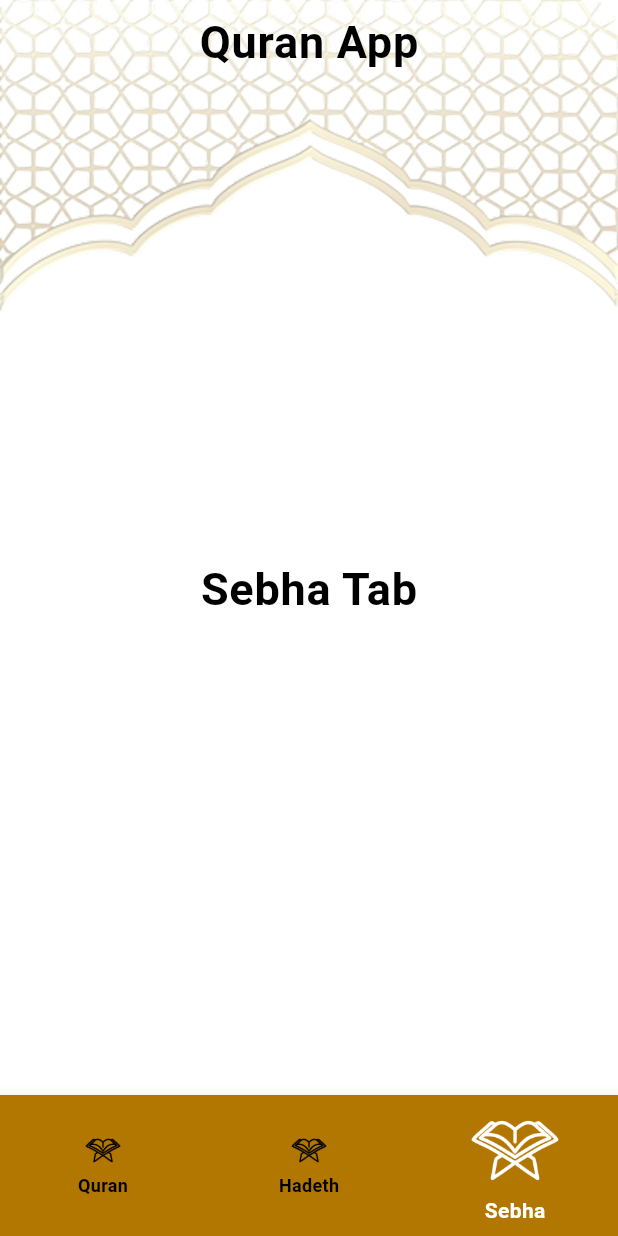
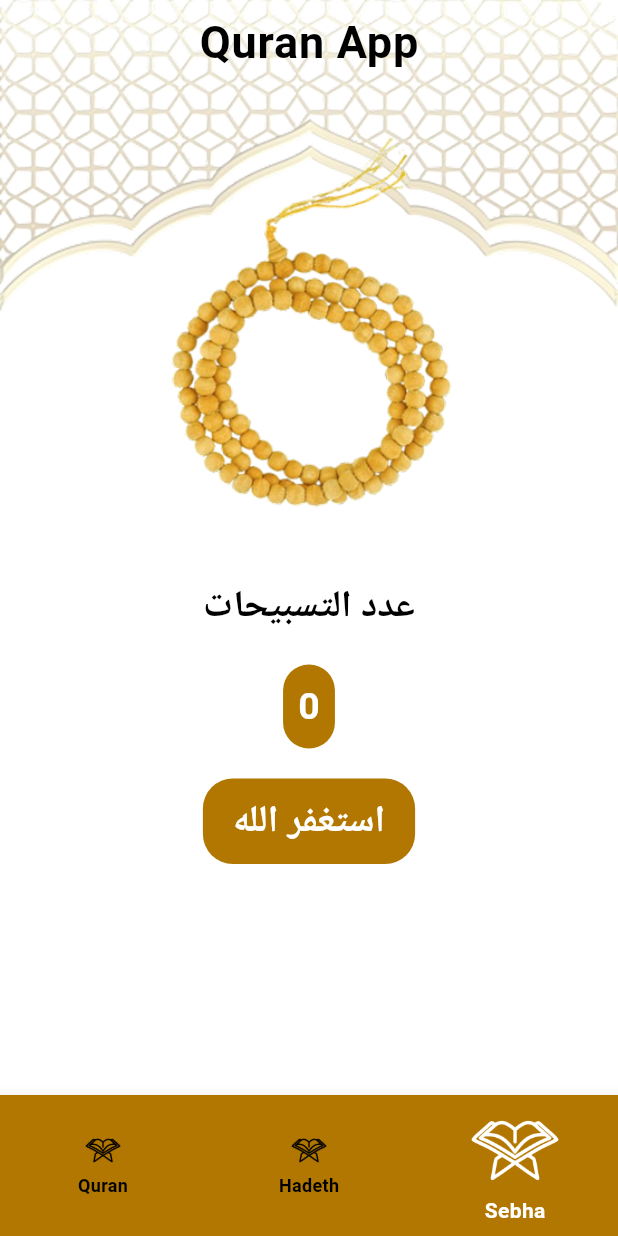
Before and after one commit to eng-whm/eng-whmapp, a Flutter app: the screen it shows after launch, item 3 of the bottom bar chosen, on a phone screen of 412 x 824 dp. Run offline on Flutter 3.47's test engine with Material 3 defaults, Android fonts, the phone set to English and light mode, and no system bars.

Commit message:
create sebha tab

```diff
--- a/lib/sebhatab.dart
+++ b/lib/sebhatab.dart
@@ -1,13 +1,76 @@
 import 'package:flutter/material.dart';
+import 'package:quranapp2025/appcolor.dart';
 
-class SebhaTab extends StatelessWidget {
-  const SebhaTab({super.key});
+class SebhaTab extends StatefulWidget {
+
+  @override
+  State<SebhaTab> createState() => _SebhaTabState();
+}
+
+class _SebhaTabState extends State<SebhaTab> {
+  int sebhaCounter = 0;
+  int index = 0;
+  double imageAngle = 0.0;
+
+  List <String> tasbehList = [
+    'استغفر الله',
+    'لا الله الا الله',
+    'سبحان الله'
+  ];
+
+  void onTapOnSebha(){
+    sebhaCounter++;
+    imageAngle+=0.1;
+    if (sebhaCounter == 33){
+      sebhaCounter = 0;
+      index++;
+    }
+    if(index == tasbehList.length){
+      index = 0;
+    }
+    setState(() {
+
+    });
+  }
 
   @override
   Widget build(BuildContext context) {
-    return Center(
-      child:
-        Text('Sebha Tab', style: Theme.of(context).textTheme.bodyLarge)
+    return Column(
+      children: [
+        GestureDetector(
+          onTap: onTapOnSebha,
+          child: Container(
+            margin: EdgeInsets.only(top: 30.0),
+            width: MediaQuery.of(context).size.width,
+            height: 300.0,
+            child: Transform.rotate(
+              angle: imageAngle,
+              child: Image.asset('assets/images/SebhaBG_V2.png', fit: BoxFit.cover)),
+          ),
+        ),
+        Text('عدد التسبيحات'),
+        SizedBox(height: 20.0),
+        Container(
+          padding: EdgeInsets.all(10.0),
+          decoration: BoxDecoration(
+            color: AppColor.primaryColor,
+            borderRadius: BorderRadius.circular(20.0),
+          ),
+          child: Text('$sebhaCounter', style: TextStyle(color: AppColor.whiteColor)),
+        ),
+        SizedBox(height: 20.0),
+        Container(
+          padding: EdgeInsets.symmetric(horizontal: 20.0, vertical: 10.0),
+          decoration: BoxDecoration(
+            color: AppColor.primaryColor,
+            borderRadius: BorderRadius.circular(20.0),
+          ),
+          child: Text(
+            tasbehList[index],
+            style: TextStyle(color: AppColor.whiteColor),
+          ),
+        ),
+      ],
     );
   }
 }
```
Also changed, not shown: assets/images/2.0x/SebhaBG@2x.png (added), assets/images/3.0x/SebhaBG@3x.png (added), assets/images/SebhaBG.png (added), assets/images/SebhaBG_V1.png (added), assets/images/SebhaBG_V2.png (added).
